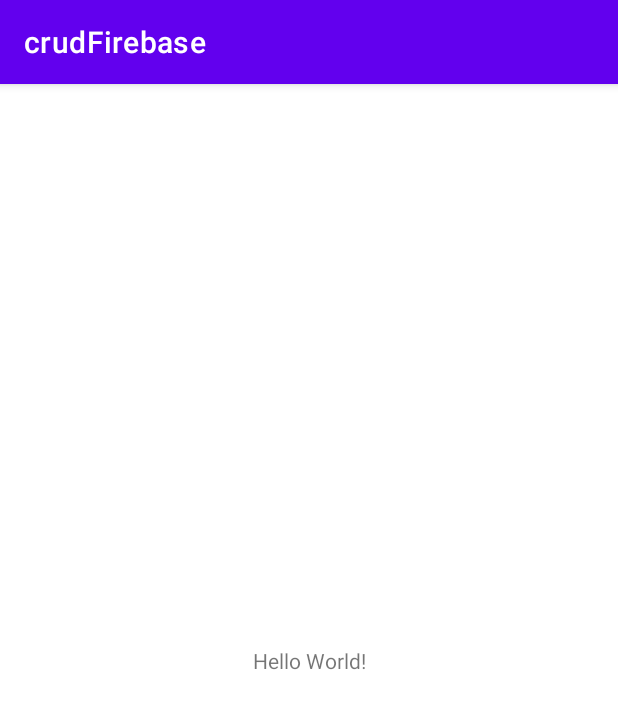
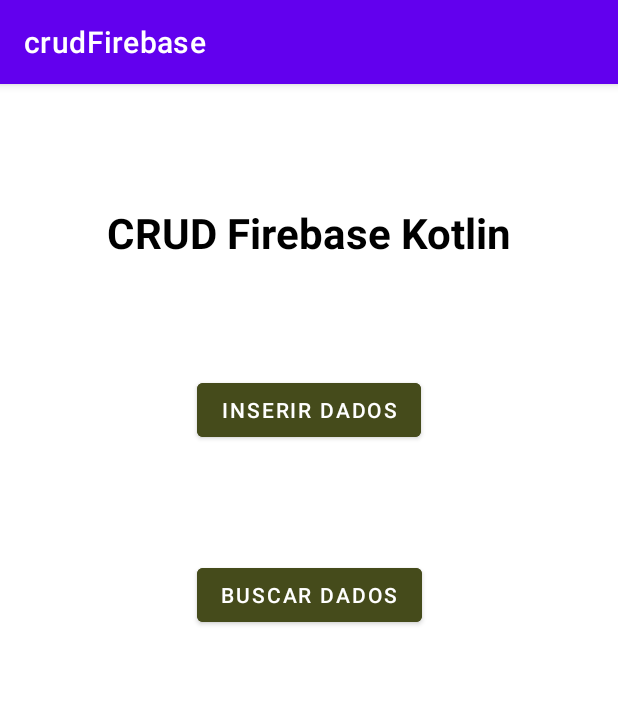
Before and after one commit to alvarengaricardo/crudFirebase, an Android app: the screen it shows after launch (MainActivity), on a phone screen of 412 x 824 dp. Shown: the top 709 px of the screen. Run offline under Robolectric (Android 15) with nearby library versions, the phone set to English and light mode, and no system bars; our stand-ins replace Firebase (no records; nobody signed in at launch, a user with empty details on screens opened directly).

Commit message:
Config Firebase e Activity Main

```diff
--- a/app/build.gradle
+++ b/app/build.gradle
@@ -1,6 +1,8 @@
 plugins {
     id 'com.android.application'
     id 'org.jetbrains.kotlin.android'
+    id 'com.google.gms.google-services'
+
 }
 
 android {
@@ -41,4 +43,6 @@ dependencies {
     testImplementation 'junit:junit:4.13.2'
     androidTestImplementation 'androidx.test.ext:junit:1.1.4'
     androidTestImplementation 'androidx.test.espresso:espresso-core:3.5.0'
+    implementation platform('com.google.firebase:firebase-bom:31.1.1')
+    implementation 'com.google.firebase:firebase-database-ktx'
 }
--- a/app/src/main/java/com/example/crudfirebase/MainActivity.kt
+++ b/app/src/main/java/com/example/crudfirebase/MainActivity.kt
@@ -1,11 +1,34 @@
 package com.example.crudfirebase
 
+import android.content.Intent
 import androidx.appcompat.app.AppCompatActivity
 import android.os.Bundle
+import android.widget.Button
+import com.google.firebase.database.DatabaseReference
 
 class MainActivity : AppCompatActivity() {
+
+    private lateinit var btnInsertData: Button
+    private lateinit var btnFetchData: Button
+
+
     override fun onCreate(savedInstanceState: Bundle?) {
         super.onCreate(savedInstanceState)
         setContentView(R.layout.activity_main)
+
+
+        btnInsertData = findViewById(R.id.btnInsertData)
+        btnFetchData = findViewById(R.id.btnFetchData)
+
+        btnInsertData.setOnClickListener {
+           // val intent = Intent(this, InsertionActivity::class.java)
+            startActivity(intent)
+        }
+
+        btnFetchData.setOnClickListener {
+           // val intent = Intent(this, FetchingActivity::class.java)
+            startActivity(intent)
+        }
+
     }
 }
--- a/app/src/main/res/layout/activity_main.xml
+++ b/app/src/main/res/layout/activity_main.xml
@@ -7,12 +7,39 @@
     tools:context=".MainActivity">
 
     <TextView
+        android:id="@+id/textView"
         android:layout_width="wrap_content"
         android:layout_height="wrap_content"
-        android:text="Hello World!"
-        app:layout_constraintBottom_toBottomOf="parent"
+        android:text="CRUD Firebase Kotlin"
+        android:layout_marginTop="80dp"
+        android:textSize="28sp"
+        android:gravity="center"
+        android:textStyle="bold"
+        android:textColor="@color/black"
         app:layout_constraintEnd_toEndOf="parent"
         app:layout_constraintStart_toStartOf="parent"
         app:layout_constraintTop_toTopOf="parent" />
 
+    <Button
+        android:id="@+id/btnInsertData"
+        android:layout_width="wrap_content"
+        android:layout_height="wrap_content"
+        android:text="Inserir Dados"
+        android:layout_marginTop="75dp"
+        android:backgroundTint="@color/army_green"
+        app:layout_constraintEnd_toEndOf="parent"
+        app:layout_constraintStart_toStartOf="parent"
+        app:layout_constraintTop_toBottomOf="@+id/textView" />
+
+    <Button
+        android:id="@+id/btnFetchData"
+        android:layout_width="wrap_content"
+        android:layout_height="wrap_content"
+        android:layout_marginTop="75dp"
+        android:text="Buscar Dados"
+        android:backgroundTint="@color/army_green"
+        app:layout_constraintEnd_toEndOf="parent"
+        app:layout_constraintStart_toStartOf="parent"
+        app:layout_constraintTop_toBottomOf="@+id/btnInsertData" />
+
 </androidx.constraintlayout.widget.ConstraintLayout>
--- a/app/src/main/res/values/colors.xml
+++ b/app/src/main/res/values/colors.xml
@@ -7,4 +7,5 @@
     <color name="teal_700">#FF018786</color>
     <color name="black">#FF000000</color>
     <color name="white">#FFFFFFFF</color>
+    <color name="army_green">#454B1B</color>
 </resources>
--- a/build.gradle
+++ b/build.gradle
@@ -1,4 +1,21 @@
 // Top-level build file where you can add configuration options common to all sub-projects/modules.
+
+buildscript {
+    repositories {
+        // Make sure that you have the following two repositories
+        google()  // Google's Maven repository
+
+        mavenCentral()  // Maven Central repository
+
+    }
+    dependencies {
+
+        // Add the dependency for the Google services Gradle plugin
+        classpath 'com.google.gms:google-services:4.3.13'
+
+    }
+}
+
 plugins {
     id 'com.android.application' version '7.3.1' apply false
     id 'com.android.library' version '7.3.1' apply false
```
Also changed, not shown: 1 other file.
